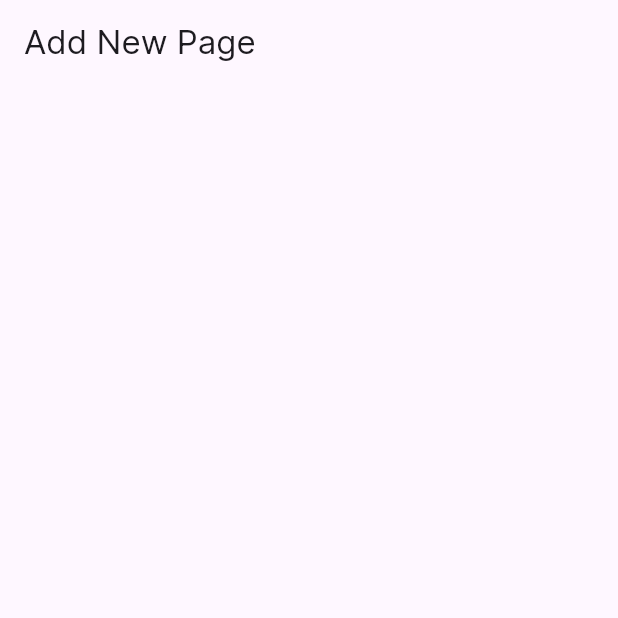
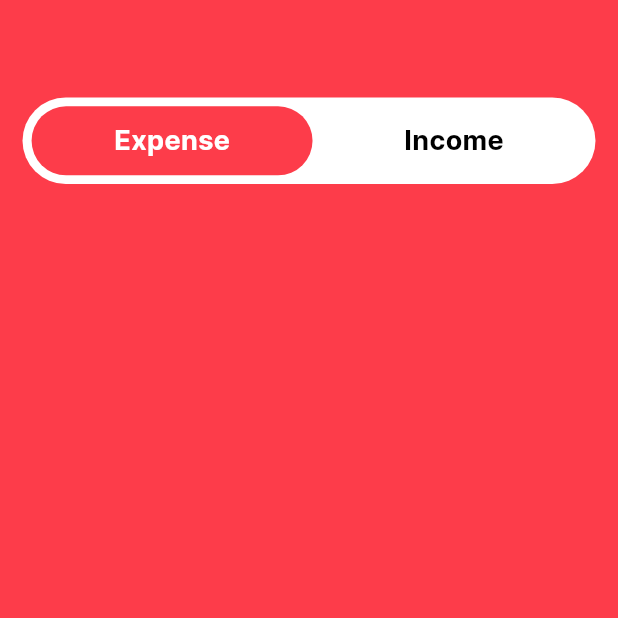
Before and after one commit to HirunDinhas99/Expenz-app, a Flutter app: the AddNewPage screen opened directly, on a phone screen of 412 x 824 dp, the top half of it. Run offline on Flutter 3.47's test engine with Material 3 defaults, Android fonts, the light colour scheme and no system bars; our stand-ins replace shared_preferences, smooth_page_indicator; accounts and stored records are empty.

Commit message:
Expense and Income Toggle

```diff
--- /dev/null
+++ b/lib/models/expenses_model.dart
@@ -0,0 +1,47 @@
+import 'package:flutter/material.dart';
+
+enum ExpenseCategory {
+  food,
+  transport,
+  health,
+  shopping,
+  subscription,
+}
+
+//category images
+final Map<ExpenseCategory, String> expenseCategoryImages = {
+  ExpenseCategory.food: "assets/images/restaurant.png",
+  ExpenseCategory.transport: "assets/images/car.png",
+  ExpenseCategory.health: "assets/images/health.png",
+  ExpenseCategory.shopping: "assets/images/bag.png",
+  ExpenseCategory.subscription: "assets/images/bill.png",
+};
+
+//category colors
+final Map<ExpenseCategory, Color> expenseCategoryColors = {
+  ExpenseCategory.food: const Color(0xFFE57373),
+  ExpenseCategory.transport: const Color(0xFF81C784),
+  ExpenseCategory.health: const Color(0xFF64B5F6),
+  ExpenseCategory.shopping: const Color(0xFFFFD54F),
+  ExpenseCategory.subscription: const Color(0xFF9575CD),
+};
+
+final class Expense {
+  final int id;
+  final String title;
+  final double amount;
+  final ExpenseCategory category;
+  final DateTime date;
+  final DateTime time;
+  final String description;
+
+  Expense({
+    required this.id,
+    required this.title,
+    required this.amount,
+    required this.category,
+    required this.date,
+    required this.time,
+    required this.description,
+  });
+}
--- /dev/null
+++ b/lib/models/income_model.dart
@@ -0,0 +1,44 @@
+import 'package:flutter/material.dart';
+
+enum IncomeCategory {
+  salary,
+  freelance,
+  passive,
+  sales,
+}
+
+//category images
+final Map<IncomeCategory, String> incomeCategoryImages = {
+  IncomeCategory.freelance: "assets/images/freelance.png",
+  IncomeCategory.passive: "assets/images/car.png",
+  IncomeCategory.sales: "assets/images/health.png",
+  IncomeCategory.salary: "assets/images/salary.png",
+};
+
+//category colors
+final Map<IncomeCategory, Color> incomeCategoryColors = {
+  IncomeCategory.freelance: const Color(0xFFE57373),
+  IncomeCategory.passive: const Color(0xFF81C784),
+  IncomeCategory.sales: const Color(0xFF64B5F6),
+  IncomeCategory.salary: const Color(0xFFFFD54F),
+};
+
+final class Income {
+  final int id;
+  final String title;
+  final double amount;
+  final IncomeCategory category;
+  final DateTime date;
+  final DateTime time;
+  final String description;
+
+  Income({
+    required this.id,
+    required this.title,
+    required this.amount,
+    required this.category,
+    required this.date,
+    required this.time,
+    required this.description,
+  });
+}
--- a/lib/screens/add_new_screen.dart
+++ b/lib/screens/add_new_screen.dart
@@ -1,3 +1,5 @@
+import 'package:expenz_app/constants/colors.dart';
+import 'package:expenz_app/constants/constants.dart';
 import 'package:flutter/material.dart';
 
 class AddNewPage extends StatefulWidget {
@@ -8,11 +10,94 @@ class AddNewPage extends StatefulWidget {
 }
 
 class _AddNewPageState extends State<AddNewPage> {
+  //state to track expnse or income
+  int _selectedMethod = 0;
   @override
   Widget build(BuildContext context) {
     return Scaffold(
-      appBar: AppBar(
-        title: Text("Add New Page"),
+      backgroundColor: _selectedMethod == 0 ? kRed : kGreen,
+      body: Padding(
+        padding: const EdgeInsets.symmetric(horizontal: kDefalutPadding),
+        child: SingleChildScrollView(
+          child: Padding(
+            padding: const EdgeInsets.symmetric(vertical: kDefalutPadding),
+            child: Stack(
+              children: [
+                Column(
+                  children: [
+                    SizedBox(
+                      height: 50,
+                    ),
+                    Container(
+                      height: MediaQuery.of(context).size.height * 0.07,
+                      decoration: BoxDecoration(
+                        color: kWhite,
+                        borderRadius: BorderRadius.circular(100),
+                      ),
+                      child: Row(
+                        mainAxisAlignment: MainAxisAlignment.spaceEvenly,
+                        children: [
+                          GestureDetector(
+                            onTap: () {
+                              setState(() {
+                                _selectedMethod = 0;
+                              });
+                            },
+                            child: Container(
+                              decoration: BoxDecoration(
+                                color: _selectedMethod == 0 ? kRed : kWhite,
+                                borderRadius: BorderRadius.circular(100),
+                              ),
+                              child: Padding(
+                                padding: const EdgeInsets.symmetric(
+                                    horizontal: 55, vertical: 10),
+                                child: Text(
+                                  "Expense",
+                                  style: TextStyle(
+                                    fontSize: 18,
+                                    fontWeight: FontWeight.bold,
+                                    color:
+                                        _selectedMethod == 0 ? kWhite : kBlack,
+                                  ),
+                                ),
+                              ),
+                            ),
+                          ),
+                          GestureDetector(
+                            onTap: () {
+                              setState(() {
+                                _selectedMethod = 1;
+                              });
+                            },
+                            child: Container(
+                              decoration: BoxDecoration(
+                                color: _selectedMethod == 1 ? kGreen : kWhite,
+                                borderRadius: BorderRadius.circular(100),
+                              ),
+                              child: Padding(
+                                padding: const EdgeInsets.symmetric(
+                                    horizontal: 55, vertical: 10),
+                                child: Text(
+                                  "Income",
+                                  style: TextStyle(
+                                    fontSize: 18,
+                                    fontWeight: FontWeight.bold,
+                                    color:
+                                        _selectedMethod == 1 ? kWhite : kBlack,
+                                  ),
+                                ),
+                              ),
+                            ),
+                          ),
+                        ],
+                      ),
+                    ),
+                  ],
+                ),
+              ],
+            ),
+          ),
+        ),
       ),
     );
   }
--- a/lib/screens/home_screen.dart
+++ b/lib/screens/home_screen.dart
@@ -42,7 +42,7 @@ class _HomeScreenState extends State<HomeScreen> {
                 ),
               ),
               child: Padding(
-                padding: const EdgeInsets.all(kDefalutPadding),
+                padding: EdgeInsets.all(kDefalutPadding),
                 child: Column(
                   children: [
                     SizedBox(
--- a/lib/screens/main_screen.dart
+++ b/lib/screens/main_screen.dart
@@ -19,9 +19,9 @@ class _MainScreenState extends State<MainScreen> {
   @override
   Widget build(BuildContext context) {
     final List<Widget> pages = [
+      AddNewPage(),
       HomeScreen(),
       Transaction(),
-      AddNewPage(),
       BudgetPage(),
       ProfilePage(),
     ];
--- a/lib/widgets/income_expence_card.dart
+++ b/lib/widgets/income_expence_card.dart
@@ -56,7 +56,7 @@ class _IncomeExpenceCardState extends State<IncomeExpenceCard> {
                   widget.title,
                   style: TextStyle(
                     color: kWhite,
-                    fontSize: 17,
+                    fontSize: 15,
                     fontWeight: FontWeight.w500,
                   ),
                 ),
```
Also changed, not shown: 1 other file.
